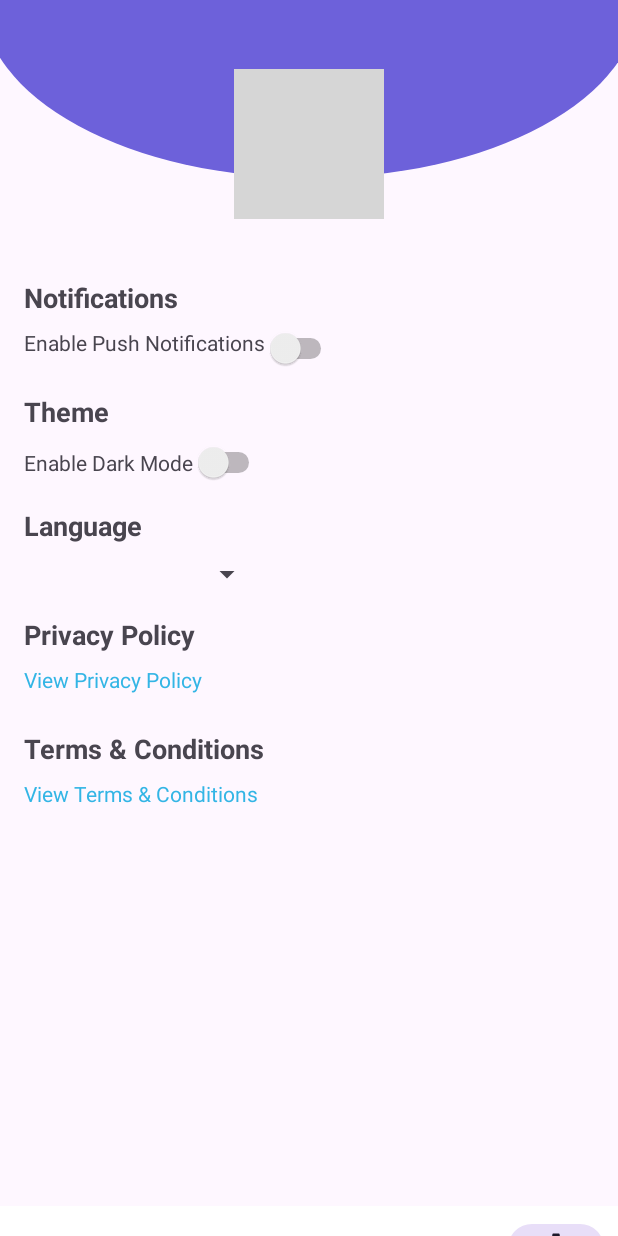
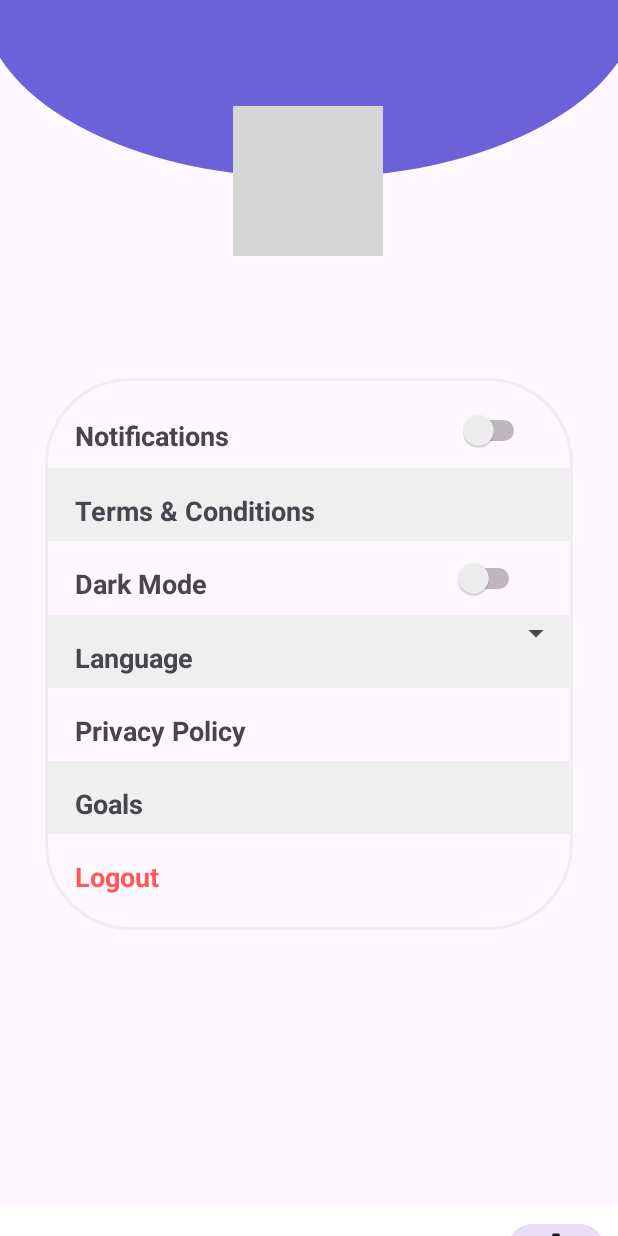
Before and after one commit to JarrydHarker/Limitless-public, an Android app: the Settings screen opened directly, with no data from a screen before it, on a phone screen of 412 x 824 dp. Run offline under Robolectric (Android 15) with nearby library versions, the phone set to English and light mode, and no system bars; grey boxes are pictures that could not be loaded.

Commit message:
styled the setting properly now

```diff
--- /dev/null
+++ b/app/src/main/res/drawable/settingsbackground.xml
@@ -0,0 +1,12 @@
+<?xml version="1.0" encoding="utf-8"?>
+<selector xmlns:android="http://schemas.android.com/apk/res/android">
+<item>
+    <shape android:shape="rectangle">
+        <corners android:radius="56dp"/>
+        <stroke
+            android:width="2dp"
+            android:color="#efefef"/>
+    </shape>
+
+</item>
+</selector>
--- a/app/src/main/res/layout/activity_settings.xml
+++ b/app/src/main/res/layout/activity_settings.xml
@@ -18,102 +18,160 @@
         app:layout_constraintTop_toBottomOf="@+id/scrollView3"
         app:layout_constraintTop_toTopOf="parent" />
 
-    <ScrollView
-        android:id="@+id/scrollView3"
-        android:layout_width="match_parent"
-        android:layout_height="match_parent"
-        android:padding="16dp"
-        tools:layout_editor_absoluteX="0dp"
-        tools:layout_editor_absoluteY="-59dp">
+    <ImageView
+        android:id="@+id/profileImage"
+        android:layout_width="100dp"
+        android:layout_height="100dp"
+        android:layout_gravity="center"
+        android:background="@android:color/darker_gray"
+        android:contentDescription="Profile Image"
+        android:scaleType="centerCrop"
+        android:src="@drawable/defaultpic"
+        app:layout_constraintBottom_toBottomOf="parent"
+        app:layout_constraintEnd_toEndOf="parent"
+        app:layout_constraintHorizontal_bias="0.498"
+        app:layout_constraintStart_toStartOf="parent"
+        app:layout_constraintTop_toTopOf="parent"
+        app:layout_constraintVertical_bias="0.098" />
+
+    <LinearLayout
+        android:id="@+id/linearLayout7"
+        android:layout_width="0dp"
+        android:layout_height="368dp"
+        android:layout_marginStart="30dp"
+        android:layout_marginEnd="30dp"
+        android:background="@drawable/settingsbackground"
+        android:orientation="vertical"
+        android:paddingTop="10dp"
+        app:layout_constraintBottom_toBottomOf="parent"
+        app:layout_constraintEnd_toEndOf="parent"
+        app:layout_constraintHorizontal_bias="1.0"
+        app:layout_constraintStart_toStartOf="parent"
+        app:layout_constraintTop_toTopOf="parent"
+        app:layout_constraintVertical_bias="0.552">
+
 
         <LinearLayout
             android:layout_width="match_parent"
             android:layout_height="wrap_content"
-            android:layout_marginTop="30dp"
-            android:orientation="vertical">
+            android:orientation="horizontal"
+            android:paddingLeft="20dp">
 
+            <TextView
+                android:id="@+id/textView4"
+                android:layout_width="253dp"
+                android:layout_height="wrap_content"
+                android:paddingTop="16dp"
+                android:paddingBottom="8dp"
+                android:text="Notifications"
+                android:textSize="18sp"
+                android:textStyle="bold"
+                app:layout_constraintBottom_toBottomOf="parent"
+                app:layout_constraintEnd_toEndOf="parent"
+                app:layout_constraintHorizontal_bias="0.104"
+                app:layout_constraintStart_toStartOf="parent"
+                app:layout_constraintTop_toTopOf="parent"
+                app:layout_constraintVertical_bias="0.247" />
 
-            <ImageView
-                android:id="@+id/profileImage"
-                android:layout_width="100dp"
-                android:layout_height="100dp"
-                android:layout_gravity="center"
-                android:layout_marginBottom="24dp"
-                android:background="@android:color/darker_gray"
-                android:contentDescription="Profile Image"
-                android:scaleType="centerCrop"
-                android:src="@drawable/defaultpic" />
+            <LinearLayout
+                android:layout_width="258dp"
+                android:layout_height="wrap_content"
+                android:orientation="horizontal"
+                tools:layout_editor_absoluteX="26dp"
+                tools:layout_editor_absoluteY="301dp">
 
+                <Switch
+                    android:id="@+id/switchNotifications"
+                    android:layout_width="50dp"
+                    android:layout_height="50dp"
+                    android:layout_gravity="end" />
+            </LinearLayout>
+        </LinearLayout>
+
+        <LinearLayout
+            android:layout_width="match_parent"
+            android:layout_height="wrap_content"
+            android:background="#efefef"
+            android:orientation="horizontal"
+            android:paddingLeft="20dp">
 
             <TextView
                 android:layout_width="wrap_content"
                 android:layout_height="wrap_content"
                 android:paddingTop="16dp"
                 android:paddingBottom="8dp"
-                android:text="Notifications"
+                android:text="Terms &amp; Conditions"
                 android:textSize="18sp"
-                android:textStyle="bold" />
+                android:textStyle="bold"
+                tools:layout_editor_absoluteX="26dp"
+                tools:layout_editor_absoluteY="301dp" />
 
-            <LinearLayout
-                android:layout_width="258dp"
-                android:layout_height="wrap_content"
-                android:orientation="horizontal">
+        </LinearLayout>
 
-                <TextView
-                    android:layout_width="wrap_content"
-                    android:layout_height="wrap_content"
-                    android:text="Enable Push Notifications" />
-
-                <Switch
-                    android:id="@+id/switchNotifications"
-                    android:layout_width="wrap_content"
-                    android:layout_height="wrap_content"
-                    android:layout_gravity="end" />
-            </LinearLayout>
-
+        <LinearLayout
+            android:layout_width="match_parent"
+            android:layout_height="wrap_content"
+            android:orientation="horizontal"
+            android:paddingLeft="20dp">
 
             <TextView
-                android:layout_width="wrap_content"
+                android:layout_width="250dp"
                 android:layout_height="wrap_content"
                 android:paddingTop="16dp"
                 android:paddingBottom="8dp"
-                android:text="Theme"
+                android:text="Dark Mode"
                 android:textSize="18sp"
-                android:textStyle="bold" />
+                android:textStyle="bold"
+                tools:layout_editor_absoluteX="26dp"
+                tools:layout_editor_absoluteY="301dp" />
 
             <LinearLayout
-                android:layout_width="315dp"
+                android:layout_width="50dp"
                 android:layout_height="wrap_content"
                 android:gravity="center_vertical"
-                android:orientation="horizontal">
-
-                <TextView
-                    android:layout_width="wrap_content"
-                    android:layout_height="wrap_content"
-                    android:text="Enable Dark Mode" />
+                android:orientation="horizontal"
+                tools:layout_editor_absoluteX="26dp"
+                tools:layout_editor_absoluteY="301dp">
 
                 <Switch
                     android:id="@+id/switchTheme"
-                    android:layout_width="wrap_content"
-                    android:layout_height="wrap_content"
-                    android:layout_gravity="end" />
+                    android:layout_width="50dp"
+                    android:layout_height="49dp"
+                    android:layout_gravity="start" />
             </LinearLayout>
+        </LinearLayout>
 
+        <LinearLayout
+            android:layout_width="match_parent"
+            android:layout_height="wrap_content"
+            android:background="#efefef"
+            android:orientation="horizontal"
+            android:paddingLeft="20dp">
 
             <TextView
-                android:layout_width="wrap_content"
+                android:layout_width="172dp"
                 android:layout_height="wrap_content"
                 android:paddingTop="16dp"
                 android:paddingBottom="8dp"
                 android:text="Language"
                 android:textSize="18sp"
-                android:textStyle="bold" />
+                android:textStyle="bold"
+                tools:layout_editor_absoluteX="26dp"
+                tools:layout_editor_absoluteY="301dp" />
 
             <Spinner
                 android:id="@+id/spnLanguage"
                 android:layout_width="159dp"
-                android:layout_height="wrap_content" />
+                android:layout_height="wrap_content"
+                tools:layout_editor_absoluteX="26dp"
+                tools:layout_editor_absoluteY="301dp" />
+        </LinearLayout>
 
+        <LinearLayout
+            android:layout_width="match_parent"
+            android:layout_height="wrap_content"
+            android:orientation="horizontal"
+            android:paddingLeft="20dp">
 
             <TextView
                 android:layout_width="wrap_content"
@@ -122,35 +180,53 @@
                 android:paddingBottom="8dp"
                 android:text="Privacy Policy"
                 android:textSize="18sp"
-                android:textStyle="bold" />
+                android:textStyle="bold"
+                tools:layout_editor_absoluteX="26dp"
+                tools:layout_editor_absoluteY="301dp" />
+
+        </LinearLayout>
+
+        <LinearLayout
+            android:layout_width="match_parent"
+            android:layout_height="wrap_content"
+            android:background="#efefef"
+            android:orientation="horizontal"
+            android:paddingLeft="20dp">
 
             <TextView
-                android:id="@+id/privacyPolicy"
-                android:layout_width="wrap_content"
+                android:layout_width="250dp"
                 android:layout_height="wrap_content"
+                android:layout_weight="1"
+                android:paddingTop="16dp"
                 android:paddingBottom="8dp"
-                android:text="View Privacy Policy"
-                android:textColor="@android:color/holo_blue_light" />
+                android:text="Goals"
+                android:textSize="18sp"
+                android:textStyle="bold"
+                tools:layout_editor_absoluteX="26dp"
+                tools:layout_editor_absoluteY="301dp" />
+        </LinearLayout>
 
+        <LinearLayout
+            android:layout_width="match_parent"
+            android:layout_height="wrap_content"
+            android:orientation="horizontal"
+            android:paddingLeft="20dp">
 
             <TextView
                 android:layout_width="wrap_content"
                 android:layout_height="wrap_content"
+                android:layout_weight="1"
                 android:paddingTop="16dp"
                 android:paddingBottom="8dp"
-                android:text="Terms &amp; Conditions"
+                android:text="Logout"
+                android:textColor="#FF5858"
                 android:textSize="18sp"
-                android:textStyle="bold" />
+                android:textStyle="bold"
+                tools:layout_editor_absoluteX="26dp"
+                tools:layout_editor_absoluteY="301dp" />
+        </LinearLayout>
 
-            <TextView
-                android:id="@+id/termsConditions"
-                android:layout_width="wrap_content"
-                android:layout_height="wrap_content"
-                android:text="View Terms &amp; Conditions"
-                android:textColor="@android:color/holo_blue_light" />
-
-        </LinearLayout>
-    </ScrollView>
+    </LinearLayout>
 
     <com.google.android.material.bottomnavigation.BottomNavigationView
         android:id="@+id/NavBar"
```
Also changed, not shown: app/src/main/res/layout/fragment_diets_stats_.xml (+58 -42 lines).
